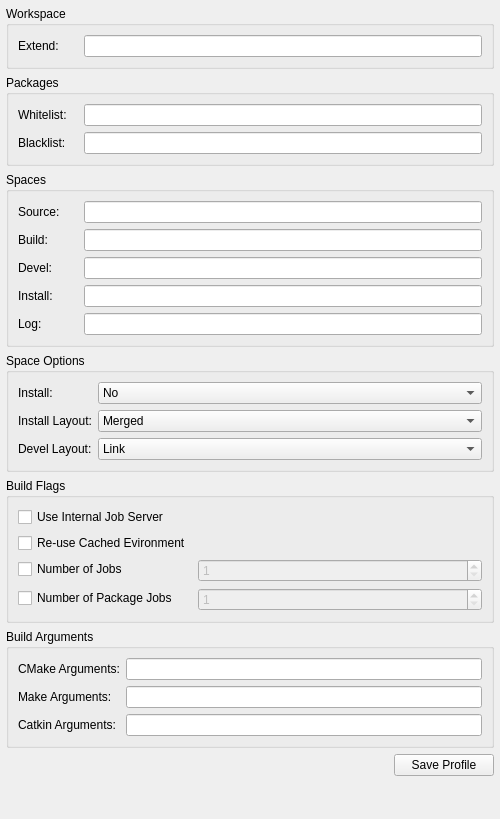
Before: the Qt Designer form src/project_manager/ros_catkin_tools_config_editor.ui in ros-industrial/ros_qtc_plugin, drawn with Qt 5.
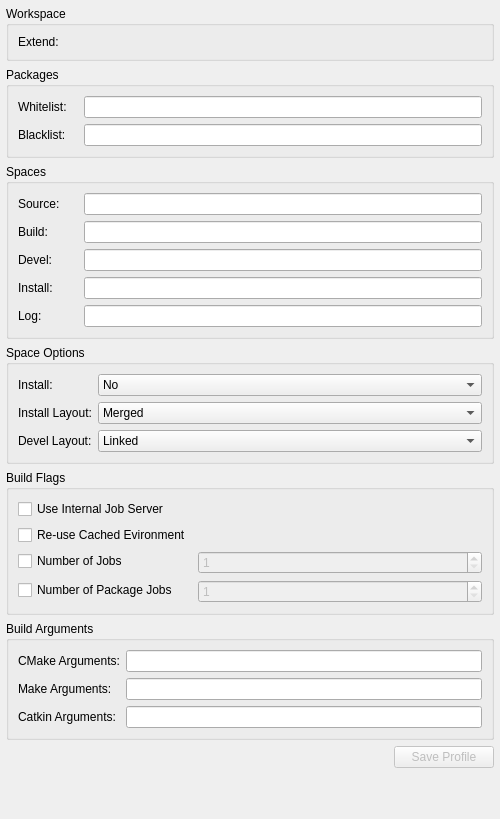
After: the same form once the commit is applied. Custom widgets are drawn as their Qt base class.

Diff of the .ui file:
```diff
--- a/src/project_manager/ros_catkin_tools_config_editor.ui
+++ b/src/project_manager/ros_catkin_tools_config_editor.ui
@@ -18,7 +18,7 @@
   </property>
   <property name="minimumSize">
    <size>
-    <width>0</width>
+    <width>500</width>
     <height>0</height>
    </size>
   </property>
@@ -67,17 +67,7 @@
        </widget>
       </item>
       <item row="0" column="1">
-       <widget class="QLineEdit" name="extend_paths_lineEdit">
-        <property name="enabled">
-         <bool>true</bool>
-        </property>
-        <property name="readOnly">
-         <bool>true</bool>
-        </property>
-        <property name="clearButtonEnabled">
-         <bool>false</bool>
-        </property>
-       </widget>
+       <widget class="Utils::PathChooser" name="extend_path_chooser" native="true"/>
       </item>
      </layout>
     </widget>
@@ -335,7 +325,7 @@
        <widget class="QComboBox" name="space_devel_layout_comboBox">
         <item>
          <property name="text">
-          <string>Link</string>
+          <string>Linked</string>
          </property>
         </item>
         <item>
@@ -563,6 +553,9 @@
       </item>
       <item>
        <widget class="QPushButton" name="saveButton">
+        <property name="enabled">
+         <bool>false</bool>
+        </property>
         <property name="sizePolicy">
          <sizepolicy hsizetype="Maximum" vsizetype="Fixed">
           <horstretch>0</horstretch>
@@ -607,6 +600,24 @@
    </item>
   </layout>
  </widget>
+ <customwidgets>
+  <customwidget>
+   <class>Utils::FileNameValidatingLineEdit</class>
+   <extends>QLineEdit</extends>
+   <header>utils/filenamevalidatinglineedit.h</header>
+  </customwidget>
+  <customwidget>
+   <class>Utils::PathChooser</class>
+   <extends>QWidget</extends>
+   <header>utils/pathchooser.h</header>
+   <container>1</container>
+  </customwidget>
+  <customwidget>
+   <class>ROSCatkinToolsListWidget</class>
+   <extends>QLineEdit</extends>
+   <header>ros_catkin_tools_step.h</header>
+  </customwidget>
+ </customwidgets>
  <resources/>
  <connections>
   <connection>
```
Left out of the diff: 24 changed lines with no effect on the pictures.
